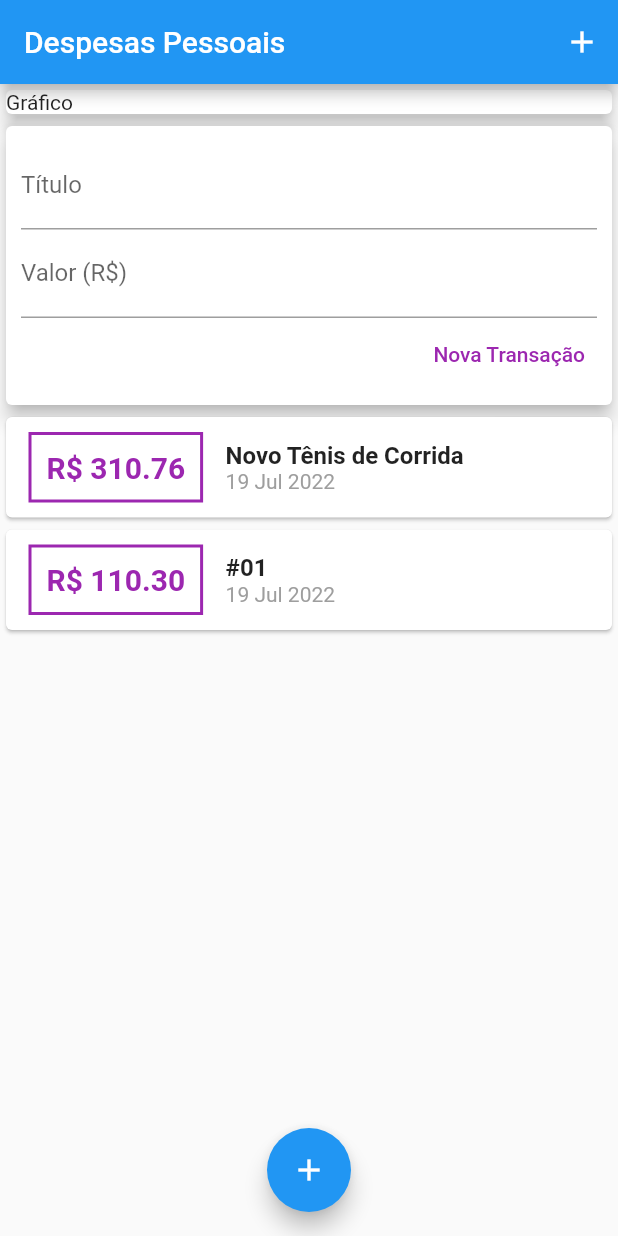
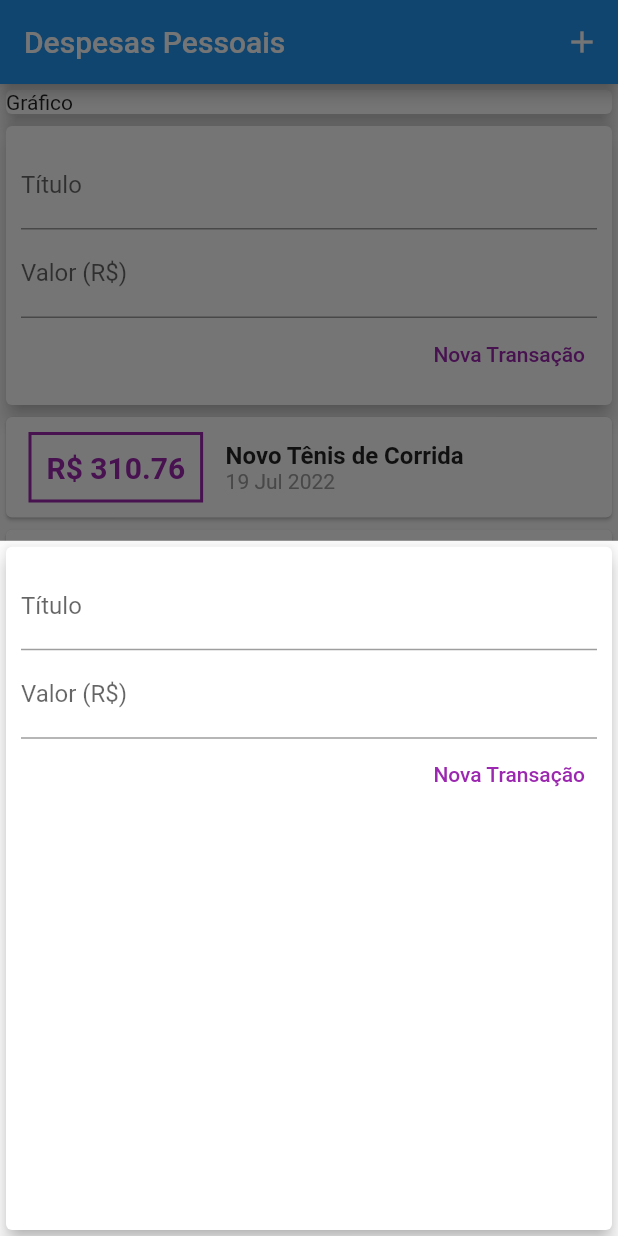
Before and after one commit to DavidCavalcanti/expenses, a Flutter app: the screen it shows after launch, after a tap on the "add" icon, on a phone screen of 412 x 824 dp. Run offline on Flutter 3.47's test engine with Material 2 defaults, Android fonts, the phone set to English and light mode, and no system bars.

```diff
--- a/lib/components/transaction_form.dart
+++ b/lib/components/transaction_form.dart
@@ -4,7 +4,7 @@ class TransactionForm extends StatelessWidget {
   late final titleController = TextEditingController();
   late final valueController = TextEditingController();
 
-  final void Function(String, double) onSubmit;
+  late final void Function(String, double)? onSubmit;
 
   TransactionForm(this.onSubmit);
 
@@ -17,7 +17,7 @@ class TransactionForm extends StatelessWidget {
     if (title.isEmpty || value <= 0) {
       return;
     }
-    onSubmit(title, value);
+    onSubmit!(title, value);
   }
 
   @override
--- a/lib/components/transaction_user.dart
+++ /dev/null
@@ -1,55 +0,0 @@
-import 'package:flutter/cupertino.dart';
-import 'package:flutter/src/foundation/key.dart';
-import 'package:flutter/src/widgets/framework.dart';
-import 'transaction_form.dart';
-import 'transection_list.dart';
-import '../models/transaction.dart';
-import '../models/transaction.dart';
-import 'dart:math';
-
-class TransactionUser extends StatefulWidget {
-  const TransactionUser({Key? key}) : super(key: key);
-
-  @override
-  State<TransactionUser> createState() => _MyWidgetState();
-}
-
-class _MyWidgetState extends State<TransactionUser> {
-  final _transactions = [
-    Transaction(
-      id: 't1',
-      title: 'Novo Tênis de Corrida',
-      value: 310.76,
-      date: DateTime.now(),
-    ),
-    Transaction(
-      id: 't2',
-      title: '#01',
-      value: 110.30,
-      date: DateTime.now(),
-    ),
-  ];
-
-  _addTransaction(String title, double value) {
-    final newTransaction = Transaction(
-      id: Random().nextDouble().toString(),
-      title: title,
-      value: value,
-      date: DateTime.now(),
-    );
-
-    setState(() {
-      _transactions.add(newTransaction);
-    });
-  }
-
-  @override
-  Widget build(BuildContext context) {
-    return Column(
-      children: [
-        TransactionForm(_addTransaction),
-        TransactionList(_transactions),
-      ],
-    );
-  }
-}
--- a/lib/main.dart
+++ b/lib/main.dart
@@ -1,5 +1,9 @@
+import 'package:expenses/components/transaction_form.dart';
 import 'package:flutter/material.dart';
-import 'components/transaction_user.dart';
+import '../components/transaction_form.dart';
+import '../components/transection_list.dart';
+import '../models/transaction.dart';
+import 'dart:math';
 
 main() => runApp(ExpensesApp());
 
@@ -10,7 +14,48 @@ class ExpensesApp extends StatelessWidget {
   }
 }
 
-class MyHomePage extends StatelessWidget {
+class MyHomePage extends StatefulWidget {
+  @override
+  State<MyHomePage> createState() => _MyHomePageState();
+}
+
+class _MyHomePageState extends State<MyHomePage> {
+  final _transactions = [
+    Transaction(
+      id: 't1',
+      title: 'Novo Tênis de Corrida',
+      value: 310.76,
+      date: DateTime.now(),
+    ),
+    Transaction(
+      id: 't2',
+      title: '#01',
+      value: 110.30,
+      date: DateTime.now(),
+    ),
+  ];
+
+  _addTransaction(String title, double value) {
+    final newTransaction = Transaction(
+      id: Random().nextDouble().toString(),
+      title: title,
+      value: value,
+      date: DateTime.now(),
+    );
+
+    setState(() {
+      _transactions.add(newTransaction);
+    });
+  }
+
+  _opentransactionFormModal(BuildContext context) {
+    showModalBottomSheet(
+        context: context,
+        builder: (_) {
+          return TransactionForm(_addTransaction);
+        });
+  }
+
   @override
   Widget build(BuildContext context) {
     return Scaffold(
@@ -19,7 +64,7 @@ class MyHomePage extends StatelessWidget {
         actions: [
           IconButton(
             icon: Icon(Icons.add),
-            onPressed: () {},
+            onPressed: () => _opentransactionFormModal(context),
           ),
         ],
       ),
@@ -33,13 +78,18 @@ class MyHomePage extends StatelessWidget {
                 child: Text('Gráfico'),
               ),
             ),
-            TransactionUser(),
+            Column(
+              children: [
+                TransactionForm(_addTransaction),
+                TransactionList(_transactions),
+              ],
+            ),
           ],
         ),
       ),
       floatingActionButton: FloatingActionButton(
-        child:  Icon(Icons.add),
-        onPressed: () {},
+        child: Icon(Icons.add),
+        onPressed: () => _opentransactionFormModal(context),
       ),
       floatingActionButtonLocation: FloatingActionButtonLocation.centerFloat,
     );
```
